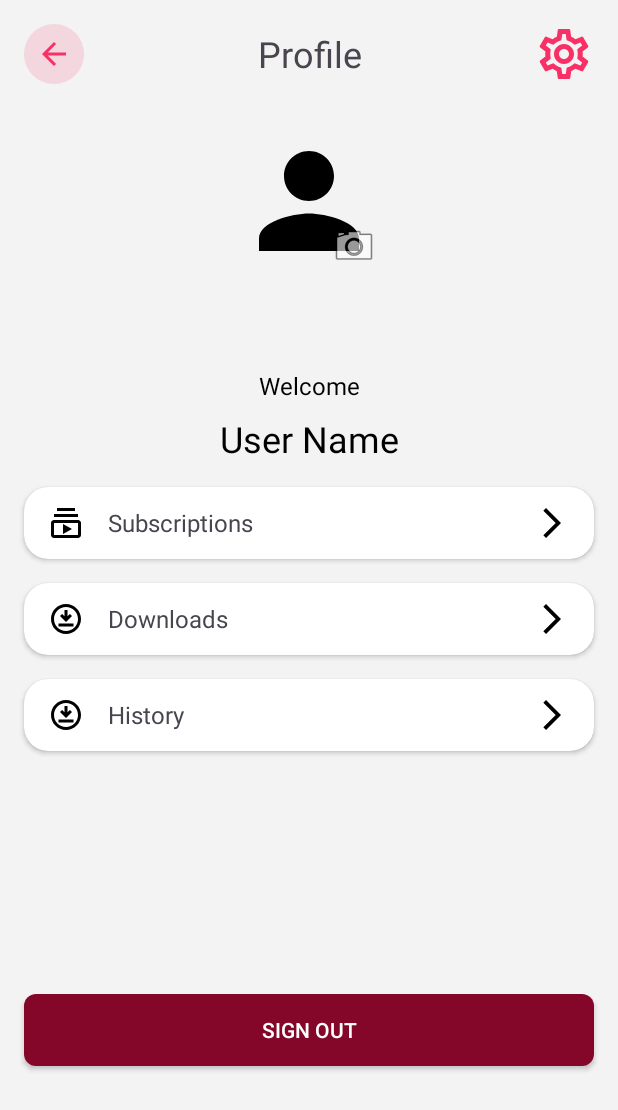
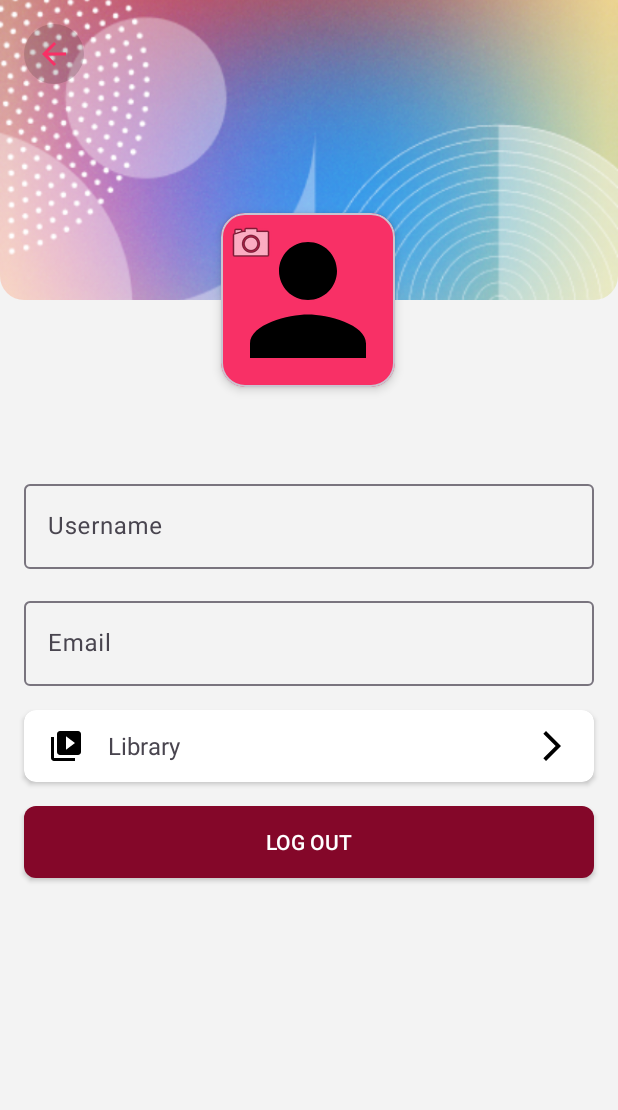
Before and after one commit to shamardn/Podcast-Time, an Android app: the UserProfileFragment screen opened through its navigation route, on a phone screen of 412 x 824 dp. Shown: the top 1110 px of the screen. Run offline under Robolectric (Android 15) with nearby library versions, the phone set to English and light mode, and no system bars; our stand-ins replace Dagger/Hilt's generated code, navigation-ui; network calls fail; pictures from the network do not load.

Commit message:
redesign profile screen

```diff
--- a/app/src/main/res/layout/fragment_library.xml
+++ b/app/src/main/res/layout/fragment_library.xml
@@ -58,7 +58,7 @@
         app:layout_constraintEnd_toEndOf="parent"
         app:layout_constraintStart_toStartOf="parent"
         android:layout_margin="@dimen/space8x"
-        app:cardCornerRadius="@dimen/space8x"
+        app:cardCornerRadius="@dimen/space4x"
         app:layout_constraintTop_toBottomOf="@id/view_custom_shadow">
 
         <TextView
@@ -74,6 +74,7 @@
             app:drawableEndCompat="@drawable/ic_forward"
             app:drawableStartCompat="@drawable/ic_subscriptions" />
     </androidx.cardview.widget.CardView>
+
     <androidx.cardview.widget.CardView
         android:id="@+id/card_library_downloads"
         android:layout_width="match_parent"
@@ -82,7 +83,7 @@
         app:layout_constraintEnd_toEndOf="parent"
         app:layout_constraintStart_toStartOf="parent"
         android:layout_margin="@dimen/space8x"
-        app:cardCornerRadius="@dimen/space8x"
+        app:cardCornerRadius="@dimen/space4x"
         app:layout_constraintTop_toBottomOf="@id/card_library_subscriptions">
 
         <TextView
@@ -98,4 +99,29 @@
             app:drawableEndCompat="@drawable/ic_forward"
             app:drawableStartCompat="@drawable/ic_downloads" />
     </androidx.cardview.widget.CardView>
+
+    <androidx.cardview.widget.CardView
+        android:id="@+id/card_library_history"
+        android:layout_width="match_parent"
+        android:layout_height="@dimen/space24x"
+        android:layout_marginTop="@dimen/space8x"
+        app:layout_constraintEnd_toEndOf="parent"
+        app:layout_constraintStart_toStartOf="parent"
+        android:layout_margin="@dimen/space8x"
+        app:cardCornerRadius="@dimen/space4x"
+        app:layout_constraintTop_toBottomOf="@id/card_library_downloads">
+
+        <TextView
+            android:id="@+id/text_profile_history"
+            android:layout_width="match_parent"
+            android:layout_height="match_parent"
+            android:drawablePadding="@dimen/space8x"
+            android:gravity="center_vertical"
+            android:paddingStart="@dimen/space8x"
+            android:paddingEnd="@dimen/space8x"
+            android:text="@string/history"
+            android:textSize="16sp"
+            app:drawableEndCompat="@drawable/ic_forward"
+            app:drawableStartCompat="@drawable/ic_downloads" />
+    </androidx.cardview.widget.CardView>
 </androidx.constraintlayout.widget.ConstraintLayout>
--- a/app/src/main/res/layout/fragment_user_profile.xml
+++ b/app/src/main/res/layout/fragment_user_profile.xml
@@ -6,195 +6,145 @@
     android:background="@color/background"
     xmlns:tools="http://schemas.android.com/tools">
 
+    <com.google.android.material.imageview.ShapeableImageView
+        android:id="@+id/imageView"
+        android:layout_width="match_parent"
+        android:layout_height="200dp"
+        android:scaleType="centerCrop"
+        android:src="@drawable/bg"
+        app:layout_constraintEnd_toEndOf="parent"
+        app:layout_constraintStart_toStartOf="parent"
+        app:layout_constraintTop_toTopOf="parent"
+        app:shapeAppearanceOverlay="@style/RoundedImageViewBottom" />
+
     <ImageView
         android:id="@+id/img_profile_back_arrow"
         android:layout_width="wrap_content"
         android:layout_height="wrap_content"
-        android:layout_marginStart="@dimen/space8x"
-        android:layout_marginTop="@dimen/space8x"
         android:background="@drawable/circular_shape"
+        android:backgroundTint="@color/black"
+        android:contentDescription="@string/back_arrow_icon_desc"
         android:padding="@dimen/space4x"
         android:src="@drawable/ic_back_arrow"
         app:layout_constraintStart_toStartOf="parent"
         app:layout_constraintTop_toTopOf="parent"
-        app:tint="@color/primary"
-        android:contentDescription="@string/back_arrow_icon_desc" />
+        android:layout_margin="@dimen/space8x"
+        app:tint="@color/primary" />
+
+    <com.google.android.material.card.MaterialCardView
+        android:id="@+id/card_profile_img"
+        android:layout_width="116dp"
+        android:layout_height="116dp"
+        app:cardCornerRadius="@dimen/space8x"
+        app:cardElevation="@dimen/space2x"
+        android:backgroundTint="@color/primary"
+        app:layout_constraintBottom_toBottomOf="@+id/imageView"
+        app:layout_constraintEnd_toEndOf="@+id/imageView"
+        app:layout_constraintHorizontal_bias="0.498"
+        app:layout_constraintStart_toStartOf="@+id/imageView"
+        app:layout_constraintTop_toBottomOf="@+id/imageView">
+
+        <ImageView
+            android:id="@+id/img_profile_img"
+            android:layout_width="match_parent"
+            android:layout_height="match_parent"
+            android:src="@drawable/ic_person"
+            android:contentDescription="TODO" />
+
+        <ImageView
+            android:id="@+id/img_profile_change_user_image"
+            android:layout_width="wrap_content"
+            android:layout_height="wrap_content"
+            android:layout_marginTop="@dimen/space2x"
+            android:contentDescription="@string/icon_for_change_user_image"
+            android:layout_marginStart="@dimen/space2x"
+            android:src="@android:drawable/ic_menu_camera"/>
+    </com.google.android.material.card.MaterialCardView>
 
     <TextView
-        android:id="@+id/text_library_title"
-        android:layout_width="0dp"
-        android:layout_height="?actionBarSize"
-        android:layout_marginStart="@dimen/space8x"
-        android:layout_marginEnd="@dimen/space8x"
-        android:gravity="center_vertical|center_horizontal"
-        android:text="@string/profile"
-        android:textSize="24sp"
-        app:layout_constraintBottom_toBottomOf="@+id/img_profile_back_arrow"
-        app:layout_constraintEnd_toStartOf="@+id/img_profile_settings"
-        app:layout_constraintHorizontal_bias="0.0"
-        app:layout_constraintStart_toEndOf="@+id/img_profile_back_arrow"
-        app:layout_constraintTop_toTopOf="@+id/img_profile_back_arrow" />
-
-    <ImageView
-        android:id="@+id/img_profile_settings"
-        android:layout_width="40dp"
-        android:layout_height="40dp"
-        android:layout_marginEnd="@dimen/space8x"
-        android:layout_marginTop="@dimen/space8x"
-        android:src="@drawable/ic_settings"
-        app:layout_constraintEnd_toEndOf="parent"
-        app:layout_constraintTop_toTopOf="parent"
-        app:tint="@color/primary" />
-
-    <com.google.android.material.imageview.ShapeableImageView
-        android:id="@+id/img_profile_user_image"
-        android:layout_width="100dp"
-        android:layout_height="100dp"
-        android:layout_marginTop="@dimen/space8x"
-        app:layout_constraintEnd_toEndOf="parent"
-        app:layout_constraintHorizontal_bias="0.5"
-        app:layout_constraintStart_toStartOf="parent"
-        app:layout_constraintTop_toBottomOf="@+id/text_library_title"
-        app:shapeAppearanceOverlay="@style/RoundedImageView"
-        android:src="@drawable/ic_person" />
-
-
-    <ImageView
-        android:id="@+id/img_profile_change_user_image"
+        android:id="@+id/text_profile_title"
         android:layout_width="wrap_content"
         android:layout_height="wrap_content"
-        android:layout_marginEnd="@dimen/space2x"
-        android:contentDescription="@string/icon_for_change_user_image"
-        android:layout_marginBottom="@dimen/space2x"
-        android:src="@android:drawable/ic_menu_camera"
-        app:layout_constraintBottom_toBottomOf="@+id/img_profile_user_image"
-        app:layout_constraintEnd_toEndOf="@+id/img_profile_user_image" />
+        android:layout_margin="@dimen/space8x"
+        android:textSize="20sp"
+        android:textStyle="bold"
+        tools:text="Wael Shamardn"
+        app:layout_constraintEnd_toEndOf="parent"
+        app:layout_constraintStart_toStartOf="parent"
+        app:layout_constraintTop_toBottomOf="@id/card_profile_img" />
 
-    <TextView
-        android:id="@+id/text_profile_email"
-        android:layout_width="wrap_content"
+    <com.google.android.material.textfield.TextInputLayout
+        android:id="@+id/username_input_layout"
+        android:layout_width="0dp"
         android:layout_height="wrap_content"
-        android:layout_marginTop="8dp"
-        tools:text="user@example.com"
-        android:textColor="@color/black"
-        android:textSize="16sp"
-        app:layout_constraintEnd_toEndOf="@id/img_profile_user_image"
-        app:layout_constraintHorizontal_bias="0.5"
-        app:layout_constraintStart_toStartOf="@id/img_profile_user_image"
-        app:layout_constraintTop_toBottomOf="@id/img_profile_user_image"/>
+        android:layout_margin="@dimen/space8x"
+        app:hintEnabled="true"
+        app:layout_constraintEnd_toEndOf="parent"
+        app:layout_constraintStart_toStartOf="parent"
+        app:layout_constraintTop_toBottomOf="@id/text_profile_title">
 
-    <TextView
-        android:id="@+id/text_profile_welcome"
-        android:layout_width="wrap_content"
+        <com.google.android.material.textfield.TextInputEditText
+            android:id="@+id/username_input"
+            android:layout_width="match_parent"
+            android:layout_height="wrap_content"
+            android:hint="@string/username"
+            android:inputType="textEmailAddress" />
+
+    </com.google.android.material.textfield.TextInputLayout>
+
+    <com.google.android.material.textfield.TextInputLayout
+        android:id="@+id/email_input_layout"
+        android:layout_width="0dp"
         android:layout_height="wrap_content"
-        android:layout_marginTop="32dp"
-        android:text="@string/welcome"
-        android:textColor="@color/black"
-        android:textSize="16sp"
+        android:layout_margin="@dimen/space8x"
+        app:hintEnabled="true"
         app:layout_constraintEnd_toEndOf="parent"
-        app:layout_constraintHorizontal_bias="0.5"
         app:layout_constraintStart_toStartOf="parent"
-        app:layout_constraintTop_toBottomOf="@id/text_profile_email"/>
+        app:layout_constraintTop_toBottomOf="@id/username_input_layout">
 
-    <TextView
-        android:id="@+id/text_profile_user_name"
-        android:layout_width="wrap_content"
-        android:layout_height="wrap_content"
-        android:layout_marginTop="@dimen/space4x"
-        android:text="@string/_user_name"
-        android:textColor="@color/black"
-        android:textSize="24sp"
-        app:layout_constraintEnd_toEndOf="parent"
-        app:layout_constraintHorizontal_bias="0.5"
-        app:layout_constraintStart_toStartOf="parent"
-        app:layout_constraintTop_toBottomOf="@id/text_profile_welcome"/>
+        <com.google.android.material.textfield.TextInputEditText
+            android:id="@+id/email_input"
+            android:layout_width="match_parent"
+            android:layout_height="wrap_content"
+            android:hint="@string/email"
+            android:inputType="textEmailAddress" />
+
+    </com.google.android.material.textfield.TextInputLayout>
 
     <androidx.cardview.widget.CardView
-        android:id="@+id/card_profile_subscriptions"
+        android:id="@+id/card_profile_library"
         android:layout_width="match_parent"
         android:layout_height="@dimen/space24x"
-        android:layout_marginTop="@dimen/space8x"
+        android:layout_margin="@dimen/space8x"
+        app:cardCornerRadius="@dimen/space4x"
         app:layout_constraintEnd_toEndOf="parent"
         app:layout_constraintStart_toStartOf="parent"
-        android:layout_margin="@dimen/space8x"
-        app:cardCornerRadius="@dimen/space8x"
-        app:layout_constraintTop_toBottomOf="@id/text_profile_user_name">
+        app:layout_constraintTop_toBottomOf="@+id/email_input_layout">
 
         <TextView
-            android:id="@+id/text_profile_subscriptions"
+            android:id="@+id/text_profile_library"
             android:layout_width="match_parent"
             android:layout_height="match_parent"
             android:drawablePadding="@dimen/space8x"
             android:gravity="center_vertical"
             android:paddingStart="@dimen/space8x"
             android:paddingEnd="@dimen/space8x"
-            android:text="@string/subscriptions"
+            android:text="@string/Library"
             android:textSize="16sp"
             app:drawableEndCompat="@drawable/ic_forward"
-            app:drawableStartCompat="@drawable/ic_subscriptions" />
-    </androidx.cardview.widget.CardView>
-
-    <androidx.cardview.widget.CardView
-        android:id="@+id/card_profile_downloads"
-        android:layout_width="match_parent"
-        android:layout_height="@dimen/space24x"
-        android:layout_marginTop="@dimen/space8x"
-        app:layout_constraintEnd_toEndOf="parent"
-        app:layout_constraintStart_toStartOf="parent"
-        android:layout_margin="@dimen/space8x"
-        app:cardCornerRadius="@dimen/space8x"
-        app:layout_constraintTop_toBottomOf="@id/card_profile_subscriptions">
-
-        <TextView
-            android:id="@+id/text_profile_downloads"
-            android:layout_width="match_parent"
-            android:layout_height="match_parent"
-            android:drawablePadding="@dimen/space8x"
-            android:gravity="center_vertical"
-            android:paddingStart="@dimen/space8x"
-            android:paddingEnd="@dimen/space8x"
-            android:text="@string/downloads"
-            android:textSize="16sp"
-            app:drawableEndCompat="@drawable/ic_forward"
-            app:drawableStartCompat="@drawable/ic_downloads" />
-    </androidx.cardview.widget.CardView>
-
-    <androidx.cardview.widget.CardView
-        android:id="@+id/card_profile_history"
-        android:layout_width="match_parent"
-        android:layout_height="@dimen/space24x"
-        android:layout_marginTop="@dimen/space8x"
-        app:layout_constraintEnd_toEndOf="parent"
-        app:layout_constraintStart_toStartOf="parent"
-        android:layout_margin="@dimen/space8x"
-        app:cardCornerRadius="@dimen/space8x"
-        app:layout_constraintTop_toBottomOf="@id/card_profile_downloads">
-
-        <TextView
-            android:id="@+id/text_profile_history"
-            android:layout_width="match_parent"
-            android:layout_height="match_parent"
-            android:drawablePadding="@dimen/space8x"
-            android:gravity="center_vertical"
-            android:paddingStart="@dimen/space8x"
-            android:paddingEnd="@dimen/space8x"
-            android:text="@string/history"
-            android:textSize="16sp"
-            app:drawableEndCompat="@drawable/ic_forward"
-            app:drawableStartCompat="@drawable/ic_downloads" />
+            app:drawableStartCompat="@drawable/ic_library" />
     </androidx.cardview.widget.CardView>
 
     <androidx.appcompat.widget.AppCompatButton
         android:id="@+id/btn_profile_sign_out"
         android:layout_width="0dp"
         android:layout_height="wrap_content"
-        android:layout_marginTop="@dimen/space24x"
-        android:text="@string/sign_out"
+        android:layout_marginTop="@dimen/space8x"
+        android:background="@drawable/btn_background"
+        android:text="@string/logout"
         android:textColor="@color/white"
-        android:background="@drawable/btn_background"
-        app:layout_constraintBottom_toBottomOf="parent"
-        app:layout_constraintEnd_toEndOf="@+id/card_profile_history"
-        app:layout_constraintStart_toStartOf="@+id/card_profile_history"
-        app:layout_constraintTop_toBottomOf="@+id/card_profile_history" />
+        app:layout_constraintEnd_toEndOf="@+id/card_profile_library"
+        app:layout_constraintStart_toStartOf="@+id/card_profile_library"
+        app:layout_constraintTop_toBottomOf="@+id/card_profile_library" />
 
 </androidx.constraintlayout.widget.ConstraintLayout>
--- a/app/src/main/res/values/strings.xml
+++ b/app/src/main/res/values/strings.xml
@@ -73,4 +73,5 @@
     <string name="create_new_account">Create new account</string>
     <string name="have_a_problem">Have a problem?</string>
     <string name="already_have_an_account">Already have an account?</string>
+    <string name="logout">Log out</string>
 </resources>
```
Also changed, not shown: 1 other file.
